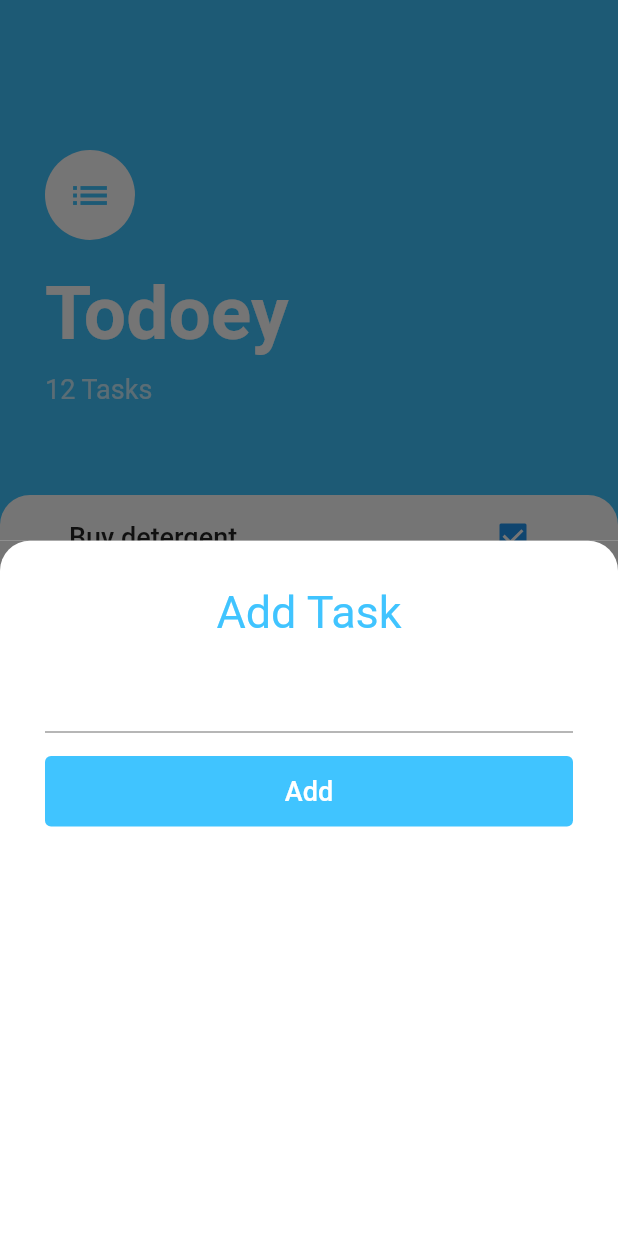
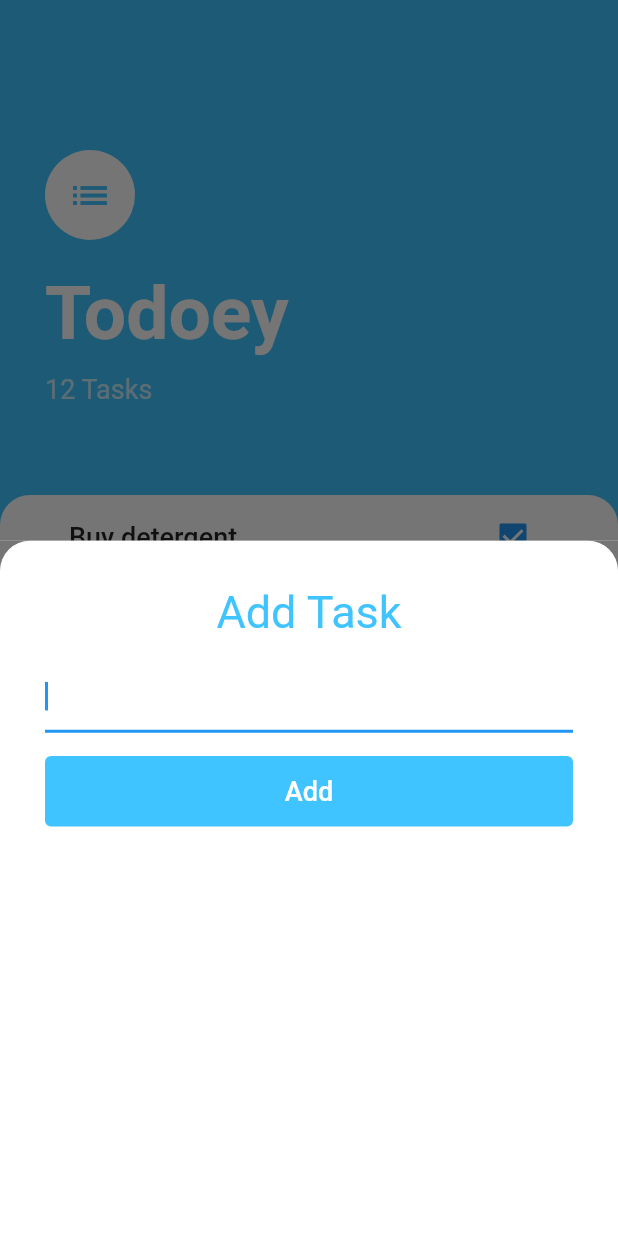
Before and after one commit to jjboy55/todey_app, a Flutter app: the screen it shows after launch, after a tap on the "add" icon, on a phone screen of 412 x 824 dp. Run offline on Flutter 3.47's test engine with Material 2 defaults, Android fonts, the phone set to English and light mode, and no system bars.

Commit message:
text_field_changes

```diff
--- a/lib/screens/add_task_screen.dart
+++ b/lib/screens/add_task_screen.dart
@@ -27,7 +27,10 @@ class AddTaskScreen extends StatelessWidget {
               height: 15,
             ),
             TextField(
-              decoration: InputDecoration(border: UnderlineInputBorder()),
+              autofocus: true,
+              decoration: InputDecoration(
+                  focusColor: Colors.lightBlueAccent,
+                  border: UnderlineInputBorder()),
             ),
             SizedBox(
               height: 15,
```
